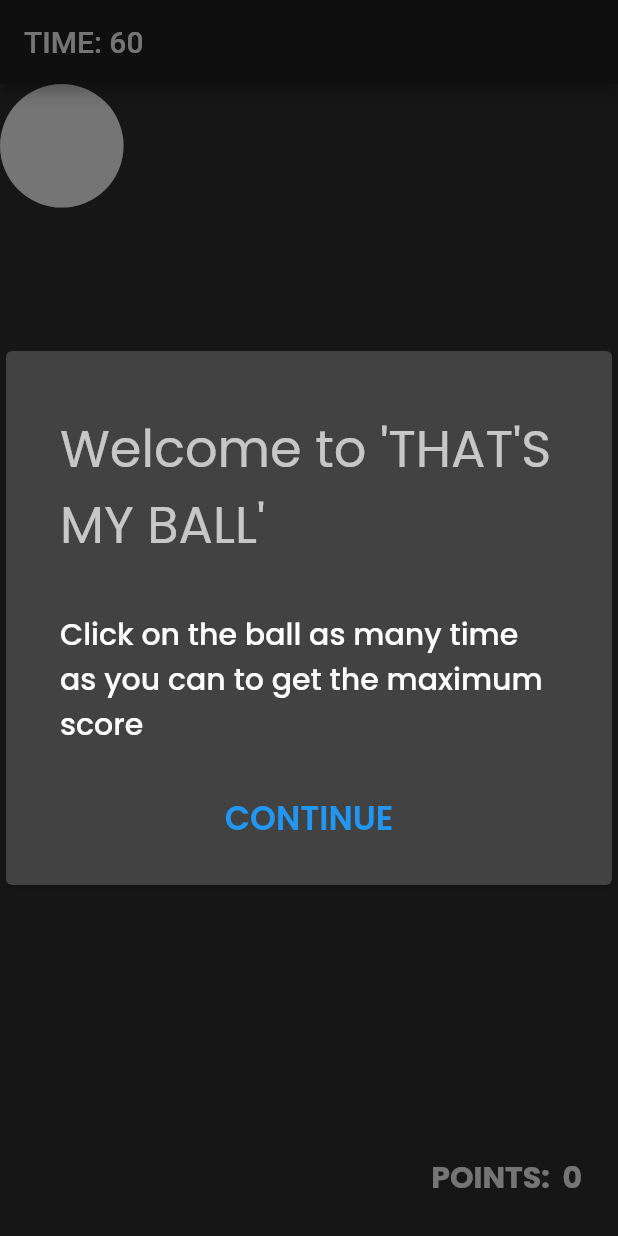
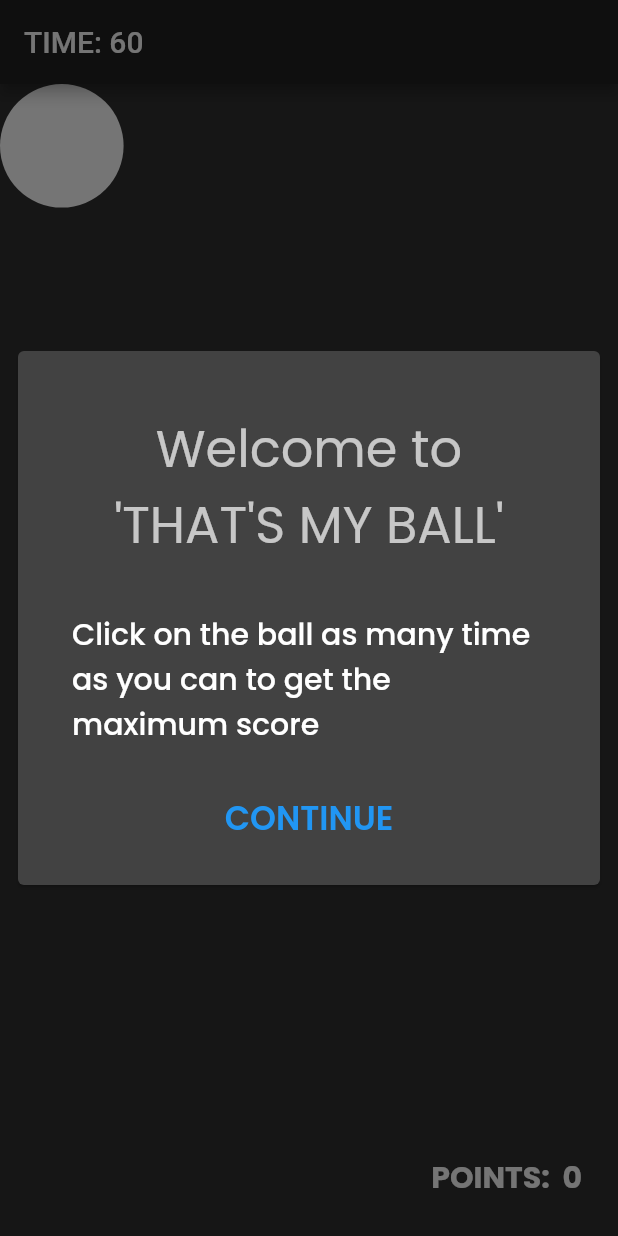
Before and after one commit to Viditkhanna/Thats-my-ball, a Flutter app: the screen it shows after launch, on a phone screen of 412 x 824 dp. Run offline on Flutter 3.47's test engine with Material 2 defaults, Android fonts, the phone set to English and light mode, and no system bars; our stand-ins replace get, google_fonts.

Commit message:
Refractor code

```diff
--- /dev/null
+++ b/lib/ui/widgets/welcome_card.dart
@@ -0,0 +1,49 @@
+import 'package:flutter/material.dart';
+import 'package:get/get.dart';
+import 'package:thats_my_ball/controllers/game_state_controller.dart';
+
+class WelcomeCard extends StatelessWidget {
+  @override
+  Widget build(BuildContext context) {
+    final GameStateController gameStateCtrl = Get.find();
+    final textTheme = Theme.of(context).textTheme;
+    return Card(
+      margin: EdgeInsets.all(12),
+      child: Padding(
+        padding: const EdgeInsets.all(20.0),
+        child: SingleChildScrollView(
+          child: Column(
+            mainAxisSize: MainAxisSize.min,
+            children: [
+              SizedBox(height: 20),
+              Padding(
+                padding: const EdgeInsets.symmetric(horizontal: 16.0),
+                child: Text(
+                  "Welcome to 'THAT'S MY BALL'",
+                  textAlign: TextAlign.center,
+                  style: textTheme.headline4,
+                ),
+              ),
+              SizedBox(height: 32),
+              Padding(
+                padding: const EdgeInsets.symmetric(horizontal: 16.0),
+                child: Text(
+                  'Click on the ball as many time as you can to get the maximum score',
+                  style: textTheme.headline6,
+                ),
+              ),
+              SizedBox(height: 24),
+              TextButton(
+                onPressed: () {
+                  Navigator.pop(context);
+                  gameStateCtrl.startGame();
+                },
+                child: Text('CONTINUE'),
+              ),
+            ],
+          ),
+        ),
+      ),
+    );
+  }
+}
```
Also changed, not shown: lib/ui/playground_screen.dart (+2 -36 lines).
